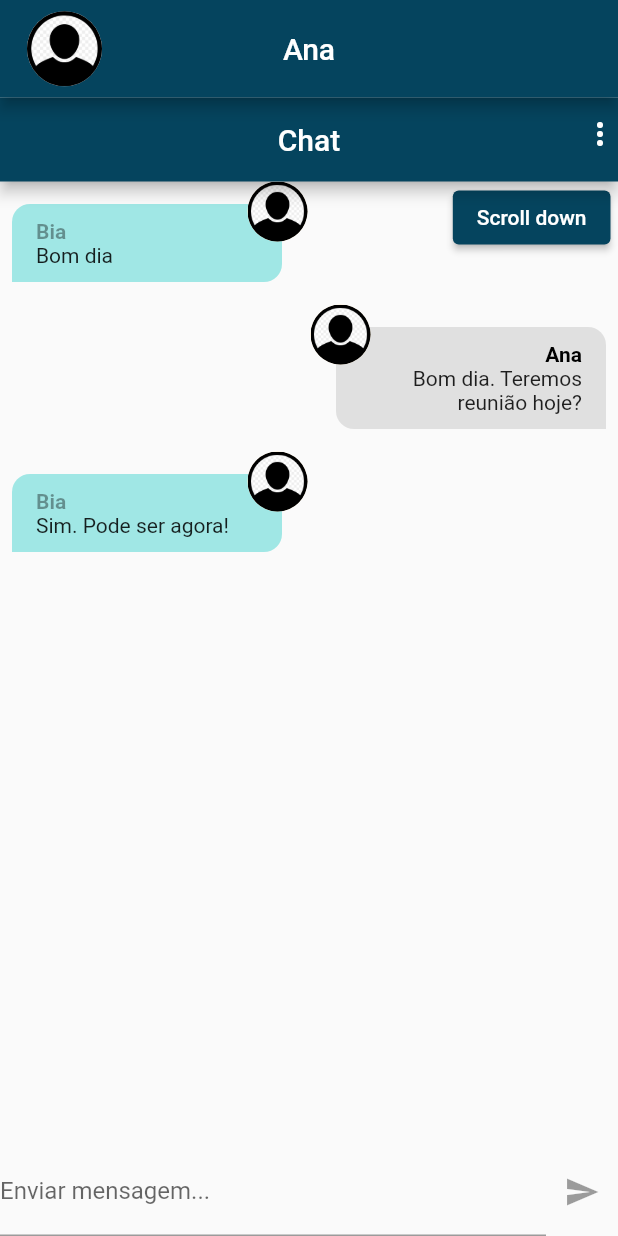
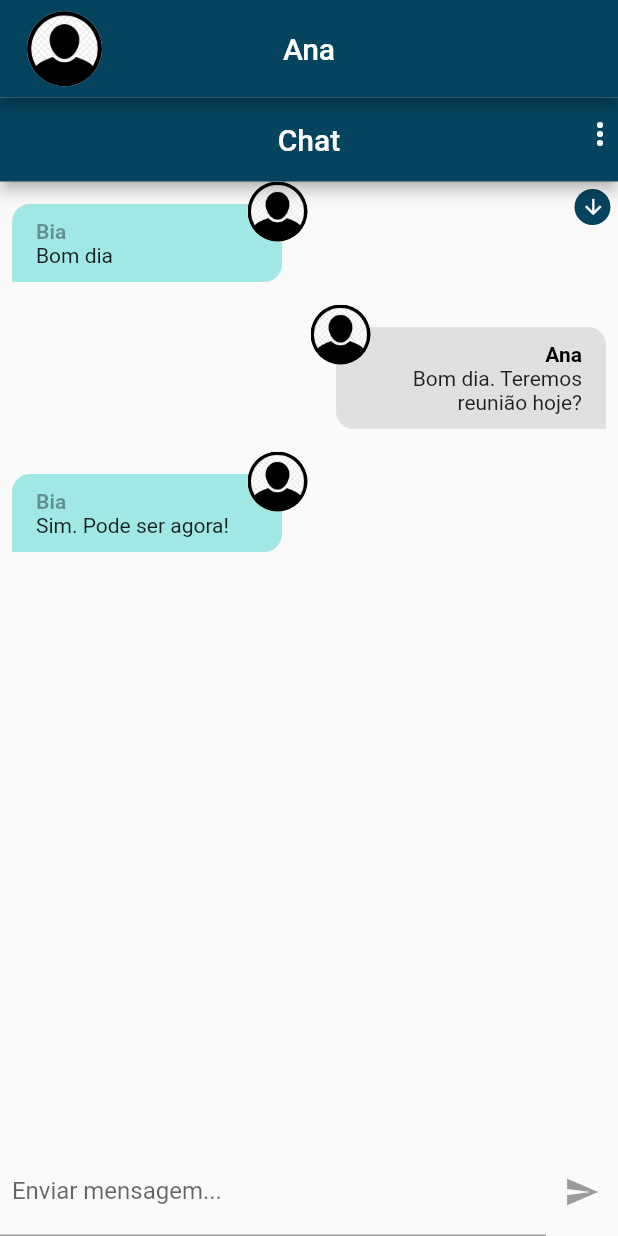
Before and after one commit to marcosmanto/chat_flutter_coder, a Flutter app: the screen it shows after launch, on a phone screen of 412 x 824 dp. Run offline on Flutter 3.47's test engine with Material 2 defaults, Android fonts, the phone set to English and light mode, and no system bars; our stand-ins replace image_picker; accounts and stored records are empty.

Commit message:
Added a IconButton to scroll down.

```diff
--- a/lib/components/messages.dart
+++ b/lib/components/messages.dart
@@ -4,11 +4,16 @@ import 'package:chat_flutter_coder/core/services/auth/auth_service.dart';
 import 'package:chat_flutter_coder/core/services/chat/chat_service.dart';
 import 'package:flutter/material.dart';
 
-class Messages extends StatelessWidget {
-  Messages({super.key});
+class Messages extends StatefulWidget {
+  const Messages({super.key});
 
+  @override
+  State<Messages> createState() => _MessagesState();
+}
+
+class _MessagesState extends State<Messages> {
   final ScrollController _controller = ScrollController();
-  late final BuildContext _context;
+  bool _showScrollDownButton = true;
 
   void _scrollDown() {
     _controller.animateTo(
@@ -18,7 +23,7 @@ class Messages extends StatelessWidget {
     );
   }
 
-  void _showSnackBar(String msg, BuildContext context) {
+  void _showSnackBar(String msg) {
     ScaffoldMessenger.of(context).showSnackBar(SnackBar(
       content: Text(msg),
       duration: const Duration(seconds: 4),
@@ -30,19 +35,20 @@ class Messages extends StatelessWidget {
   }
 
   void listenScrolling() {
-    if (_controller.position.atEdge) {
+    /*if (_controller.position.atEdge) {
       final isTop = _controller.position.pixels == 0;
 
       if (isTop) {
-        _showSnackBar('Reached Start', _context);
+        _showSnackBar('Reached Start');
       } else {
-        _showSnackBar('Reached End', _context);
+        _showSnackBar('Reached End');
       }
-    }
+    }*/
   }
 
-  _onInit(BuildContext context) {
-    _context = context;
+  @override
+  void initState() {
+    super.initState();
     _controller.addListener(listenScrolling);
   }
 
@@ -60,11 +66,26 @@ class Messages extends StatelessWidget {
             belongsToCurrentUser: currentUser?.id == msgs[index].userId,
           ),
         ),
+        if (_showScrollDownButton) ...[
           Positioned(
+            top: 5,
             right: 5,
-          child: ElevatedButton(
-              onPressed: _scrollDown, child: const Text('Scroll down')),
+            child: CircleAvatar(
+              radius: 12,
+              backgroundColor: Theme.of(context).colorScheme.primary,
             ),
+          ),
+          Positioned(
+            top: -6.7,
+            right: -7.5,
+            child: IconButton(
+              iconSize: 16,
+              onPressed: _scrollDown,
+              icon: const Icon(Icons.arrow_downward),
+              color: Colors.white,
+            ),
+          )
+        ]
       ],
     );
   }
@@ -74,9 +95,7 @@ class Messages extends StatelessWidget {
     final currentUser = AuthService().currentUser;
     //Future(_scrollDown);
 
-    return StatefulWrapper(
-      onInit: _onInit(context),
-      child: StreamBuilder<List<ChatMessage>>(
+    return StreamBuilder<List<ChatMessage>>(
       stream: ChatService().messagesStream(),
       builder: (context, snapshot) {
         if (snapshot.connectionState == ConnectionState.waiting) {
@@ -92,31 +111,6 @@ class Messages extends StatelessWidget {
           return _renderListView(msgs, currentUser);
         }
       },
-      ),
     );
   }
 }
-
-/// Wrapper for stateful functionality to provide onInit calls in stateles widget
-class StatefulWrapper extends StatefulWidget {
-  final Function? onInit;
-  final Widget child;
-  const StatefulWrapper({super.key, this.onInit, required this.child});
-  @override
-  State<StatefulWrapper> createState() => _StatefulWrapperState();
-}
-
-class _StatefulWrapperState extends State<StatefulWrapper> {
-  @override
-  void initState() {
-    if (widget.onInit != null) {
-      widget.onInit!();
-    }
-    super.initState();
-  }
-
-  @override
-  Widget build(BuildContext context) {
-    return widget.child;
-  }
-}
--- a/lib/components/new_message.dart
+++ b/lib/components/new_message.dart
@@ -35,7 +35,8 @@ class _NewMessageState extends State<NewMessage> {
             },
             onChanged: (msg) => setState(() => _message = msg),
             controller: _messageController,
-            decoration: const InputDecoration(labelText: 'Enviar mensagem...'),
+            decoration:
+                const InputDecoration(labelText: '  Enviar mensagem...'),
           ),
         ),
         IconButton(
--- a/lib/pages/chat_page.dart
+++ b/lib/pages/chat_page.dart
@@ -47,9 +47,9 @@ class ChatPage extends StatelessWidget {
         ),
         body: SafeArea(
             child: Column(
-          children: [
+          children: const [
             Expanded(child: Messages()),
-            const NewMessage(),
+            NewMessage(),
           ],
         )));
   }
```
Lines whose indentation alone changed are shown as unchanged.
